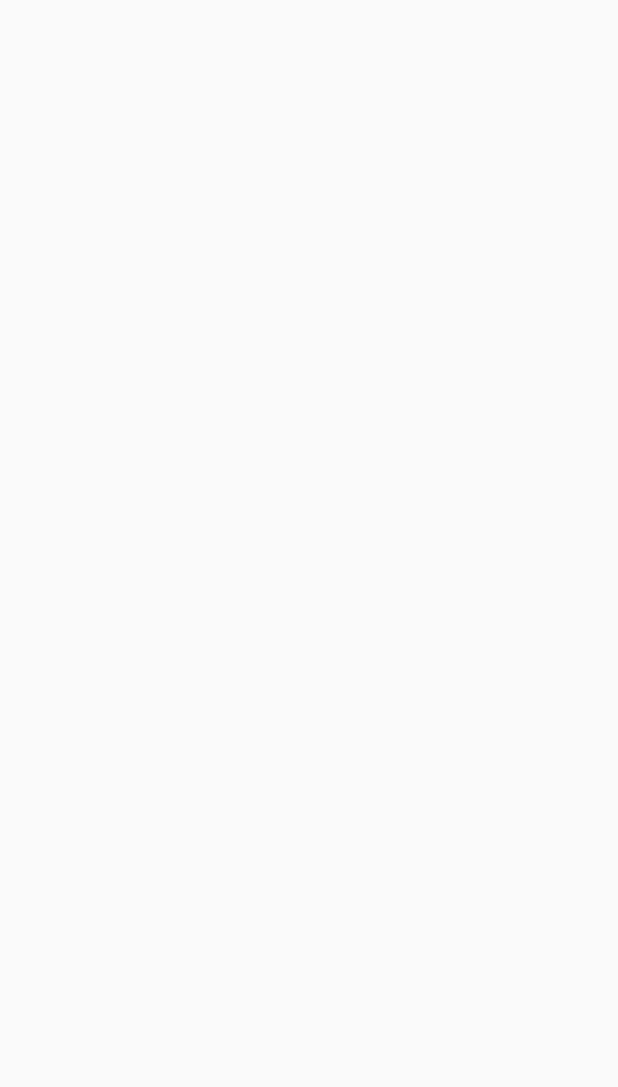
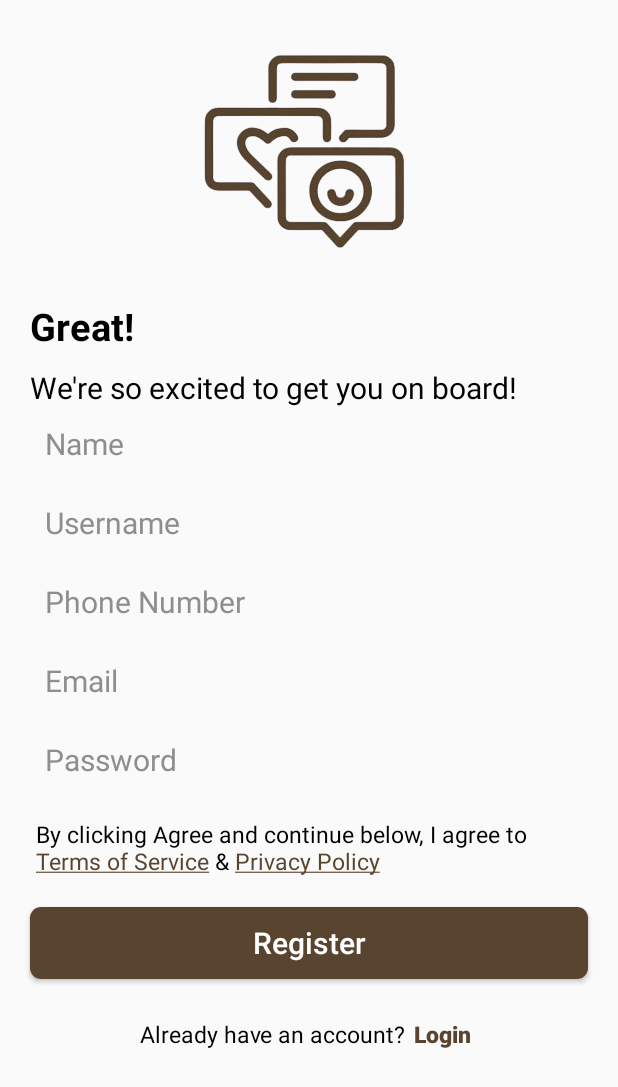
Before and after one commit to mhassanif/ConnectMe-php-sql, an Android app: the Register screen opened directly, with no data from a screen before it, on a phone screen of 412 x 824 dp. Before the commit the part shown is empty. Shown: the top 1087 px of the screen. Run offline under Robolectric (Android 15) with nearby library versions, the phone set to English and light mode, and no system bars.

Commit message:
register screen done

```diff
--- a/app/src/main/java/com/hassanimran/i220813/Register.kt
+++ b/app/src/main/java/com/hassanimran/i220813/Register.kt
@@ -1,6 +1,10 @@
 package com.hassanimran.i220813
 
+import android.content.Intent
 import android.os.Bundle
+import android.text.Html
+import android.widget.Button
+import android.widget.TextView
 import androidx.activity.enableEdgeToEdge
 import androidx.appcompat.app.AppCompatActivity
 import androidx.core.view.ViewCompat
@@ -9,12 +13,21 @@ import androidx.core.view.WindowInsetsCompat
 class Register : AppCompatActivity() {
     override fun onCreate(savedInstanceState: Bundle?) {
         super.onCreate(savedInstanceState)
-        enableEdgeToEdge()
         setContentView(R.layout.activity_register)
-        ViewCompat.setOnApplyWindowInsetsListener(findViewById(R.id.main)) { v, insets ->
-            val systemBars = insets.getInsets(WindowInsetsCompat.Type.systemBars())
-            v.setPadding(systemBars.left, systemBars.top, systemBars.right, systemBars.bottom)
-            insets
+
+        val registerButton: Button = findViewById(R.id.register_button)
+        val loginButton: Button = findViewById(R.id.login_button)
+
+        registerButton.setOnClickListener {
+            // Navigate to HomeActivity
+            val intent = Intent(this, Home::class.java)
+            startActivity(intent)
+        }
+
+        loginButton.setOnClickListener {
+            // Navigate to LoginActivity
+            val intent = Intent(this, Login::class.java)
+            startActivity(intent)
         }
     }
 }
--- a/app/src/main/res/layout/activity_register.xml
+++ b/app/src/main/res/layout/activity_register.xml
@@ -1,10 +1,148 @@
 <?xml version="1.0" encoding="utf-8"?>
-<androidx.constraintlayout.widget.ConstraintLayout xmlns:android="http://schemas.android.com/apk/res/android"
+<LinearLayout xmlns:android="http://schemas.android.com/apk/res/android"
     xmlns:app="http://schemas.android.com/apk/res-auto"
     xmlns:tools="http://schemas.android.com/tools"
     android:id="@+id/main"
     android:layout_width="match_parent"
     android:layout_height="match_parent"
-    tools:context=".Register">
+    tools:context=".Register"
+    android:orientation="vertical">
 
-</androidx.constraintlayout.widget.ConstraintLayout>
+
+    <!-- Logo -->
+    <ImageView
+        android:id="@+id/logo"
+        android:layout_width="150dp"
+        android:layout_height="150dp"
+        android:src="@drawable/logo"
+        android:layout_gravity="center_horizontal"
+        android:layout_marginTop="20dp"/>
+
+    <!-- Great Text -->
+    <TextView
+        android:layout_width="wrap_content"
+        android:layout_height="wrap_content"
+        android:text="Great!"
+        android:textSize="25dp"
+        android:textStyle="bold"
+        android:layout_marginLeft="20dp"
+        android:layout_marginTop="30dp"
+        android:textColor="@color/black"
+        />
+
+    <TextView
+        android:layout_width="wrap_content"
+        android:layout_height="wrap_content"
+        android:textSize="20dp"
+        android:text="We're so excited to get you on board!"
+        android:layout_marginLeft="20dp"
+        android:layout_marginVertical="10dp"
+        android:textColor="@color/black"/>
+
+    <EditText
+        android:layout_width="wrap_content"
+        android:layout_height="wrap_content"
+        android:layout_marginLeft="30dp"
+        android:text="Name"
+        android:textSize="20dp"
+        android:textColor="#8E8E8E"
+        android:background="@null"
+        />
+
+    <EditText
+        android:layout_width="wrap_content"
+        android:layout_height="wrap_content"
+        android:layout_marginLeft="30dp"
+        android:layout_marginTop="25dp"
+        android:text="Username"
+        android:textSize="20dp"
+        android:textColor="#8E8E8E"
+        android:background="@null"
+        />
+
+    <EditText
+        android:layout_width="wrap_content"
+        android:layout_height="wrap_content"
+        android:layout_marginLeft="30dp"
+        android:layout_marginTop="25dp"
+        android:text="Phone Number"
+        android:textSize="20dp"
+        android:textColor="#8E8E8E"
+        android:background="@null"
+        />
+
+    <EditText
+        android:layout_width="wrap_content"
+        android:layout_height="wrap_content"
+        android:layout_marginLeft="30dp"
+        android:layout_marginTop="25dp"
+        android:text="Email"
+        android:textSize="20dp"
+        android:textColor="#8E8E8E"
+        android:background="@null"
+        />
+
+    <EditText
+        android:layout_width="wrap_content"
+        android:layout_height="wrap_content"
+        android:layout_marginLeft="30dp"
+        android:layout_marginTop="25dp"
+        android:text="Password"
+        android:textSize="20dp"
+        android:textColor="#8E8E8E"
+        android:background="@null"
+        />
+
+    <TextView
+        android:layout_width="match_parent"
+        android:layout_height="wrap_content"
+        android:text="@string/agree_terms"
+        android:textSize="15dp"
+        android:layout_marginLeft="20dp"
+        android:layout_marginTop="25dp"
+        android:textColor="@color/black"
+        />
+
+
+
+    <Button
+        android:id="@+id/register_button"
+        android:layout_width="match_parent"
+        android:layout_height="wrap_content"
+        android:text="Register"
+        android:textSize="20dp"
+        android:layout_marginLeft="20dp"
+        android:layout_marginRight="20dp"
+        android:textColor="@color/white"
+        android:background="@drawable/rounded_rectange_button"
+        android:textAllCaps="false"
+        android:layout_marginVertical="20dp"
+        />
+
+
+    <LinearLayout
+        android:layout_width="match_parent"
+        android:layout_height="33dp"
+        android:gravity="center"
+        android:orientation="horizontal">
+
+        <TextView
+            android:layout_width="wrap_content"
+            android:layout_height="wrap_content"
+            android:text="Already have an account?"
+            android:textColor="@color/black"
+            android:textSize="15dp" />
+
+        <Button
+            android:id="@+id/login_button"
+            android:layout_width="48dp"
+            android:layout_height="33dp"
+            android:background="@null"
+            android:text="Login"
+            android:textAllCaps="false"
+            android:textColor="#59442F"
+            android:textSize="15dp"
+            android:textStyle="bold" />
+    </LinearLayout>
+
+</LinearLayout>
--- a/app/src/main/res/values/strings.xml
+++ b/app/src/main/res/values/strings.xml
@@ -1,3 +1,8 @@
 <resources>
     <string name="app_name">i220813</string>
+    <string name="agree_terms">
+        By clicking Agree and continue below, I agree to\n
+        <a href="https://www.google.com">Terms of Service</a> &amp;
+        <a href="https://www.google.com">Privacy Policy</a>
+    </string>
 </resources>
```
